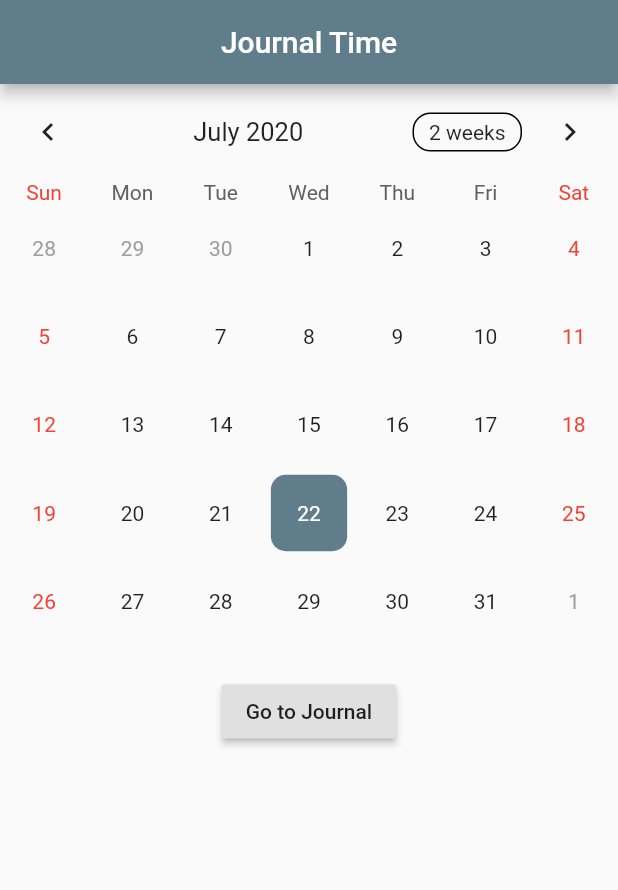
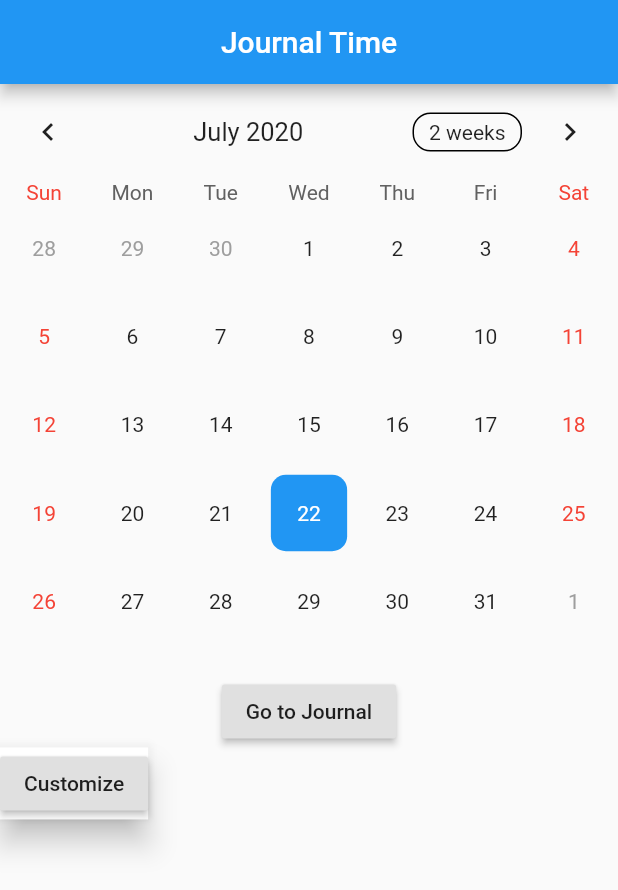
Before and after one commit to CS386-journal-time/CS386-journal-time, a Flutter app: the screen it shows after launch, on a phone screen of 412 x 824 dp. Shown: the top 890 px of the screen. Run offline on Flutter 3.47's test engine with Material 2 defaults, Android fonts, the phone set to English and light mode, and no system bars; drawn by our look-alikes of table_calendar; our stand-ins replace image_picker; missing offline and left inert: flutter_hsvcolor_picker.

Commit message:
colorchanger added

```diff
--- a/journal_time1/lib/main.dart
+++ b/journal_time1/lib/main.dart
@@ -1,4 +1,5 @@
 import 'package:flutter/material.dart';
+import 'package:journal_time1/customColor.dart';
 import 'package:table_calendar/table_calendar.dart';
 
 import 'Day.dart';
@@ -8,13 +9,16 @@ void main() {
 }
 
 class MyApp extends StatelessWidget {
+
+  final MaterialColor appColor;
+  MyApp({Key key, this.appColor}) : super (key: key);
   // This widget is the root of your application.
   @override
   Widget build(BuildContext context) {
     return MaterialApp(
       title: 'Calendar',
       theme: ThemeData(
-        primarySwatch: Colors.blueGrey,
+        primarySwatch: appColor,
         visualDensity: VisualDensity.adaptivePlatformDensity,
       ),
       home: HomePage(),
@@ -23,6 +27,9 @@ class MyApp extends StatelessWidget {
 }
 
 class HomePage extends StatefulWidget {
+  final Color appColor;
+  HomePage({Key key, this.appColor}) : super (key: key);
+
   @override
   _HomePageState createState() => _HomePageState();
 }
@@ -30,6 +37,7 @@ class HomePage extends StatefulWidget {
 class _HomePageState extends State<HomePage> {
   CalendarController _controller;
   DateTime choiceDay;
+  Color appColor;
 
   void displayChoiceDay() {
     print(choiceDay);
@@ -51,7 +59,10 @@ class _HomePageState extends State<HomePage> {
   Widget build(BuildContext context) {
     return Scaffold(
       appBar: AppBar(
-        title: Center(child: Text('Journal Time')),
+        title: Center(
+          child: Text('Journal Time'),
+        ),
+        backgroundColor: widget.appColor,
       ),
       body: SingleChildScrollView(
         child: Column(
@@ -104,10 +115,22 @@ class _HomePageState extends State<HomePage> {
                 },
                 child: Text('Go to Journal'),
               ),
+
+              ),
+            BottomAppBar(child: RaisedButton(
+              onPressed: () {
+                Route route = MaterialPageRoute(
+                  builder: (context) => customColor(),
+                );
+                Navigator.push(context, route);
+              },
+              child: Text('Customize'),
             ),
-          ],
+
+            ),
+            ],
         ),
-      ),
-    );
+        ),
+      );
   }
 }
--- a/journal_time1/pubspec.yaml
+++ b/journal_time1/pubspec.yaml
@@ -24,7 +24,7 @@ dependencies:
   flutter:
     sdk: flutter
   image_picker: ^0.6.7+4
-
+  flutter_hsvcolor_picker: ^0.0.1
   table_calendar: ^2.2.3
 
   # The following adds the Cupertino Icons font to your application.
```
Also changed, not shown: journal_time1/lib/customColor.dart (added, +68 -0 lines), journal_time1/pubspec.lock.
